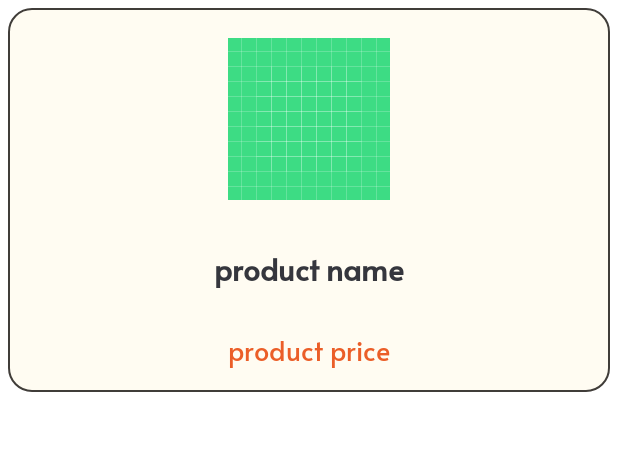
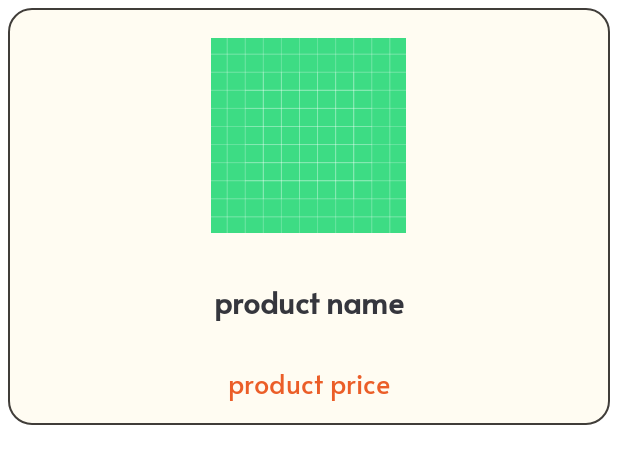
Before and after one commit to ouaala-ayoub/Pcfy, an Android app: the layout single_annonce.xml on its own in the app's theme, with its tools: preview values and no code run, on a phone screen of 412 x 824 dp. Shown: the top 464 px of the screen. Run offline under Robolectric (Android 15) with nearby library versions, the phone set to English and light mode, and no system bars.

Commit message:
making the seller id required in the annonce class

```diff
--- a/app/src/main/java/com/example/pc/data/models/network/Annonce.kt
+++ b/app/src/main/java/com/example/pc/data/models/network/Annonce.kt
@@ -25,7 +25,7 @@ data class Annonce(
 
     //just for testing
     @SerializedName("sellerId")
-    val sellerId: String = "62e9565ecae1214474d89bfe",
+    val sellerId: String,
 
     //non required
 
--- a/app/src/main/java/com/example/pc/data/repositories/LoginRepository.kt
+++ b/app/src/main/java/com/example/pc/data/repositories/LoginRepository.kt
@@ -20,11 +20,6 @@ private const val TAG = "LoginRepository"
 
 @RequiresApi(Build.VERSION_CODES.O)
 class LoginRepository(private val retrofitService: RetrofitService,private val activity: Context) {
-
-//    companion object {
-//        var user: LoggedInUser? = null
-//        var isLoggedIn = MutableLiveData<Boolean>()
-//    }
 
     var user: LoggedInUser? = null
     var isLoggedIn = MutableLiveData(isAuthenticated())
--- a/app/src/main/java/com/example/pc/ui/adapters/AnnoncesAdapter.kt
+++ b/app/src/main/java/com/example/pc/ui/adapters/AnnoncesAdapter.kt
@@ -3,6 +3,7 @@ package com.example.pc.ui.adapters
 import android.view.LayoutInflater
 import android.view.ViewGroup
 import androidx.recyclerview.widget.RecyclerView
+import com.example.pc.R
 import com.example.pc.data.models.network.Annonce
 import com.example.pc.databinding.SingleAnnonceBinding
 import com.squareup.picasso.Picasso
@@ -25,6 +26,10 @@ class AnnoncesAdapter(
         fun bind(position: Int){
             val annonce = annoncesList[position]
             binding.apply {
+
+                if (annonce.pictures.isEmpty()){
+                    annonceImage.setImageResource(R.drawable.ic_baseline_no_photography_24)
+                }
 
                 if(annonce.pictures.isNotEmpty()){
                     Picasso
--- a/app/src/main/java/com/example/pc/ui/adapters/FavouritesAdapter.kt
+++ b/app/src/main/java/com/example/pc/ui/adapters/FavouritesAdapter.kt
@@ -42,8 +42,10 @@ class FavouritesAdapter(
             binding.apply {
                 favouriteTitle.text = favourite.title
 
-                val sellerName = viewModel.getTheSellerName(favourite.sellerId)
-                favouriteSeller.text = sellerName
+
+//                seller name
+//                val sellerName = viewModel.getTheSellerName(favourite.sellerId)
+//                favouriteSeller.text = sellerName
 
                 favouritePrice.text = favourite.price.toString()
 
--- a/app/src/main/java/com/example/pc/ui/fragments/CreateAnnonceFragment.kt
+++ b/app/src/main/java/com/example/pc/ui/fragments/CreateAnnonceFragment.kt
@@ -135,7 +135,8 @@ class CreateAnnonceFragment : Fragment() {
                             binding!!.categoryEditText.text.toString(),
                             binding!!.statusEditText.text.toString(),
                             binding!!.markEditText.text.toString(),
-                            binding!!.descriptionEditText.text.toString()
+                            binding!!.descriptionEditText.text.toString(),
+                            userId
                         )
                         Log.i(TAG, "$annonceToAdd")
 
--- a/app/src/main/java/com/example/pc/ui/viewmodels/CreateAnnonceModel.kt
+++ b/app/src/main/java/com/example/pc/ui/viewmodels/CreateAnnonceModel.kt
@@ -146,7 +146,8 @@ class CreateAnnonceModel(private val createAnnonceRepository: CreateAnnonceRepos
         category: String,
         status: String,
         mark: String,
-        description: String
+        description: String,
+        sellerId: String
     ): Annonce{
         return Annonce(
             title,
@@ -155,7 +156,8 @@ class CreateAnnonceModel(private val createAnnonceRepository: CreateAnnonceRepos
             category,
             status = status,
             mark = mark,
-            description = description
+            description = description,
+            sellerId = sellerId
         )
     }
 
--- a/app/src/main/java/com/example/pc/ui/viewmodels/FavouritesModel.kt
+++ b/app/src/main/java/com/example/pc/ui/viewmodels/FavouritesModel.kt
@@ -114,7 +114,7 @@ class FavouritesModel(
 
     fun getTheSellerName(userId: String): String{
         //to do
-        return ""
+        return "test"
     }
 
 }
--- a/app/src/main/res/layout/single_annonce.xml
+++ b/app/src/main/res/layout/single_annonce.xml
@@ -23,9 +23,11 @@
 
         <com.google.android.material.imageview.ShapeableImageView
             android:id="@+id/annonce_image"
-            android:layout_width="match_parent"
-            android:layout_height="wrap_content"
+            android:layout_width="130dp"
+            android:layout_height="130dp"
+            android:layout_gravity="center"
             android:layout_margin="10dp"
+            android:scaleType="centerCrop"
             app:srcCompat="@drawable/ic_launcher_background" />
 
         <com.google.android.material.textview.MaterialTextView
```
Also changed, not shown: app/src/main/java/com/example/pc/ui/activities/AnnonceActivity.kt (+10 -5 lines).
